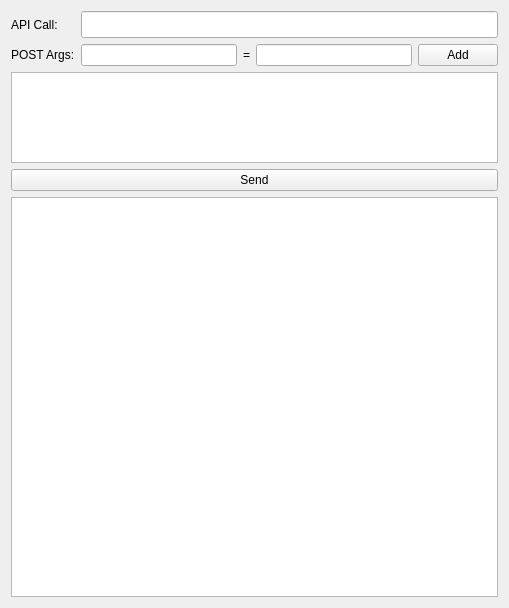
The window that testqueryconsole.ui (ricardosalinase/qtfacebook) describes before a commit, drawn with Qt 5.
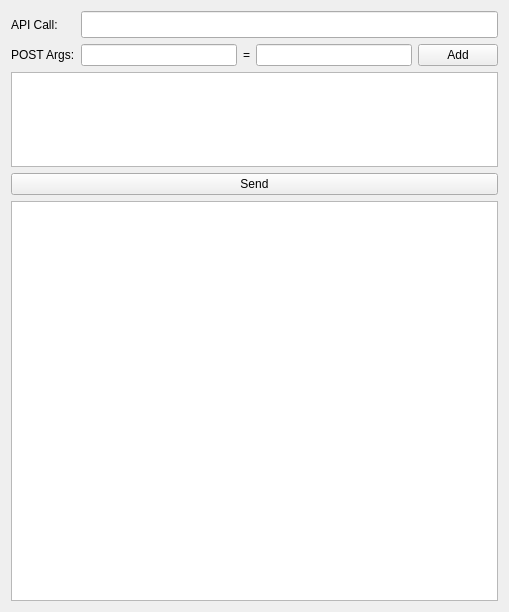
The same window after the commit.

The edit to the form file:
```diff
--- a/testqueryconsole.ui
+++ b/testqueryconsole.ui
@@ -7,7 +7,7 @@
     <x>0</x>
     <y>0</y>
     <width>509</width>
-    <height>608</height>
+    <height>612</height>
    </rect>
   </property>
   <property name="windowTitle">
@@ -93,8 +93,8 @@
        <rect>
         <x>0</x>
         <y>0</y>
-        <width>489</width>
-        <height>398</height>
+        <width>487</width>
+        <height>396</height>
        </rect>
       </property>
       <widget class="QTextBrowser" name="outputFrame">
```
Left out of the diff: 6 changed lines with no effect on the pictures.
